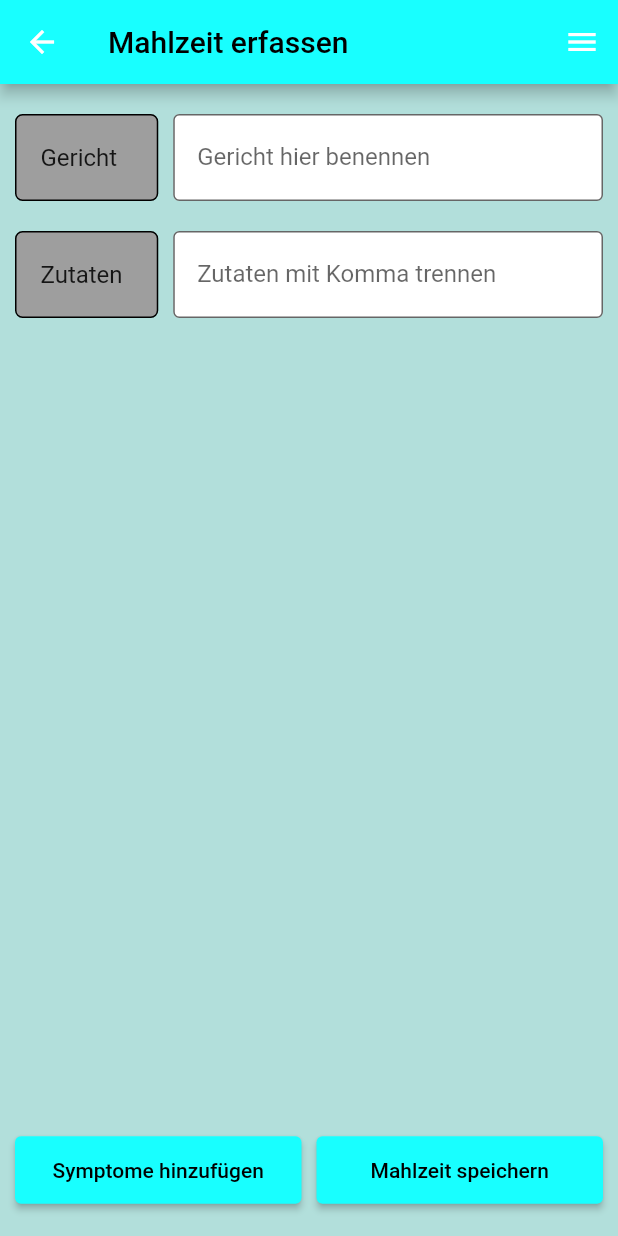
After one commit to Thoughtness/Inner-Peace, a Flutter app: the screen it shows after launch, in the side drawer, after a tap on "Mahlzeit erfassen", on a phone screen of 412 x 824 dp. The commit adds this screen. Run offline on Flutter 3.47's test engine with Material 2 defaults, Android fonts, the phone set to English and light mode, and no system bars.

Commit message:
cleaned structure mahlzeitErfassenBody

```diff
--- a/lib/mahlzeitErfassen.dart
+++ b/lib/mahlzeitErfassen.dart
@@ -1,6 +1,6 @@
 import 'package:flutter/material.dart';
 import 'package:inner_peace/navigationMenu.dart';
-import 'package:inner_peace/erfassteMahlzeitenBody.dart';
+import 'package:inner_peace/mahlzeitErfassenBody.dart';
 
 class mahlzeitErfassen extends StatelessWidget {
   @override
@@ -15,6 +15,6 @@ class mahlzeitErfassen extends StatelessWidget {
           ),
           backgroundColor: Colors.cyanAccent,
         ),
-        body: erfassteMahlzeitenBody("Gericht", "Zutaten", "Symptome"),
+        body: mahlzeitErfassenBody("Zutaten", "Symptome"),
       );
 }
--- /dev/null
+++ b/lib/mahlzeitErfassenBody.dart
@@ -0,0 +1,138 @@
+import 'package:flutter/material.dart';
+import 'package:inner_peace/symptomeErfassen.dart';
+
+class mahlzeitErfassenBody extends StatelessWidget {
+
+  String zutaten = "";
+  String symptome = "";
+  double width = 10.0;
+  double height = 20;
+
+  mahlzeitErfassenBody(String zutaten, String symptome) {
+    this.zutaten = zutaten;
+    this.symptome = symptome;
+  }
+
+  @override
+  Widget build(BuildContext context) {
+    return Container(
+      child: Column(
+        crossAxisAlignment: CrossAxisAlignment.stretch,
+        children: <Widget>[
+          SizedBox(height: height),
+            customRow(
+              title: 'Gericht',
+              description: ' Gericht hier benennen'
+            ),
+          SizedBox(height: height),
+          customRow(
+            title: 'Zutaten',
+              description: ' Zutaten mit Komma trennen'
+          ),
+          Flexible(
+            child: Row(
+              children: <Widget>[
+                const SizedBox(width: 10),
+                Flexible(
+                  flex: 20,
+                  child: customButton(
+                    text: 'Symptome hinzufügen',
+                    onClick: () {
+                      Navigator.of(context).push(
+                        MaterialPageRoute(
+                          //toDo save inputs
+                          builder: (context) => symptomeErfassen(),
+                        ),
+                      );
+                    },
+                  ),
+                ),
+                SizedBox(width: width),
+                Flexible(
+                  flex: 20,
+                  child: customButton(
+                    text: 'Mahlzeit speichern',
+                    onClick: () {
+                      Navigator.of(context).push(
+                        MaterialPageRoute(
+                          //toDo save inputs und ändern zu hauptmenü
+                          builder: (context) => symptomeErfassen(),
+                        ),
+                      );
+                    },
+                  ),
+                ),
+                SizedBox(width: width),
+              ],
+            ),
+          ),
+          SizedBox(height: height),
+        ],
+      ),
+    );
+  }
+
+  Widget customRow({
+    required String description,
+    required String title,
+  }) {
+    return Row(
+      children: <Widget>[
+        SizedBox(width: width),
+        Flexible(
+          flex: 1,
+          child: Container(
+            decoration: BoxDecoration(
+              color: Colors.grey,
+              border: Border.all(width: 1.0),
+              borderRadius: BorderRadius.all(Radius.circular(5.0) //
+              ),
+            ),
+            //height: 49,
+            child: Align(
+                alignment: Alignment.bottomRight,
+                child: ListTile(
+                  title: Text(title, textAlign: TextAlign.left),
+                ),
+            ),
+          ),
+        ),
+        SizedBox(width: width),
+        Flexible(
+          flex: 3,
+          child: Container(
+            height: 58,
+            child: TextField(
+              decoration: InputDecoration(
+                  fillColor: Colors.white,
+                  filled: true,
+                  border: OutlineInputBorder(),
+                  hintText: description),
+            ),
+          ),
+        ),
+        SizedBox(width: width),
+      ],
+    );
+  }
+
+  Widget customButton({
+    required VoidCallback onClick,
+    required String text,
+}) {
+    return Column(
+      mainAxisAlignment: MainAxisAlignment.end,
+      children: <Widget>[
+        ElevatedButton(
+          onPressed: onClick,
+          child: Text(text),
+          style: TextButton.styleFrom(
+            backgroundColor: Colors.cyanAccent,
+            minimumSize: Size(200, 45),
+            primary: Colors.black,
+          ),
+        )
+      ],
+    );
+  }
+}
```
Also changed, not shown: lib/erfassteMahlzeitenBody.dart (deleted, +0 -166 lines).
